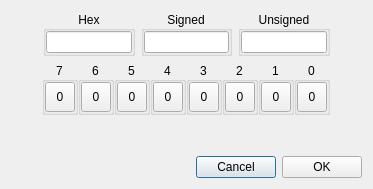
Old version of the form dialogbits8.ui in the repository horsicq/Controls.
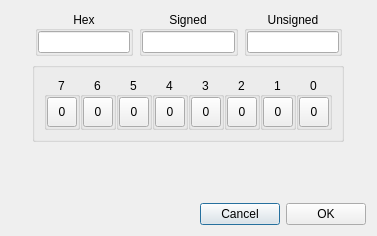
New version of the form.

What changed in the file:
```diff
--- a/dialogbits8.ui
+++ b/dialogbits8.ui
@@ -9,8 +9,8 @@
    <rect>
     <x>0</x>
     <y>0</y>
-    <width>373</width>
-    <height>189</height>
+    <width>377</width>
+    <height>236</height>
    </rect>
   </property>
   <property name="windowTitle">
@@ -37,12 +37,6 @@
      </item>
      <item>
       <widget class="QGroupBox" name="groupBoxHex">
-       <property name="maximumSize">
-        <size>
-         <width>100</width>
-         <height>16777215</height>
-        </size>
-       </property>
        <property name="title">
         <string>Hex</string>
        </property>
@@ -70,12 +64,6 @@
      </item>
      <item>
       <widget class="QGroupBox" name="groupBoxSigned">
-       <property name="maximumSize">
-        <size>
-         <width>100</width>
-         <height>16777215</height>
-        </size>
-       </property>
        <property name="title">
         <string>Signed</string>
        </property>
@@ -103,12 +91,6 @@
      </item>
      <item>
       <widget class="QGroupBox" name="groupBoxUnsigned">
-       <property name="maximumSize">
-        <size>
-         <width>100</width>
-         <height>16777215</height>
-        </size>
-       </property>
        <property name="title">
         <string>Unsigned</string>
        </property>
@@ -165,6 +147,7 @@
       </spacer>
      </item>
      <item>
+      <widget class="QGroupBox" name="groupBox0_7">
       <layout class="QHBoxLayout" name="horizontalLayout_2">
        <property name="spacing">
         <number>0</number>
@@ -538,6 +521,7 @@
         </widget>
        </item>
       </layout>
+      </widget>
      </item>
      <item>
       <spacer name="horizontalSpacer_3">
```
Left out of the diff: 2 changed lines with no effect on the pictures. Lines whose indentation alone changed are shown as unchanged.
